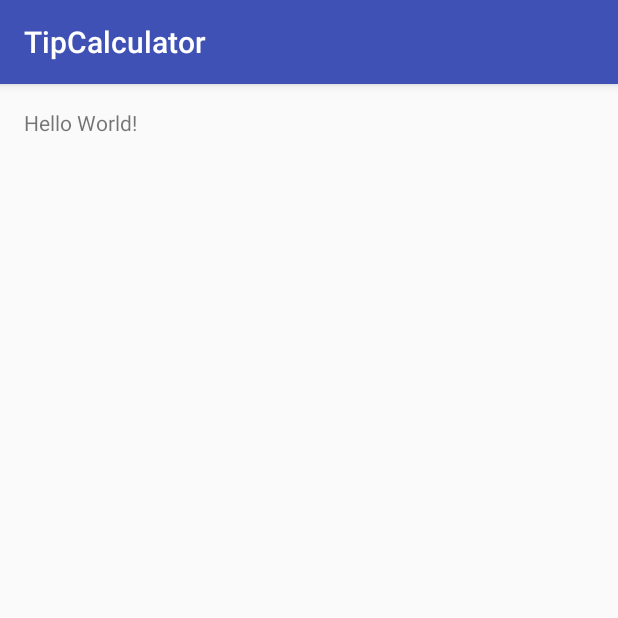
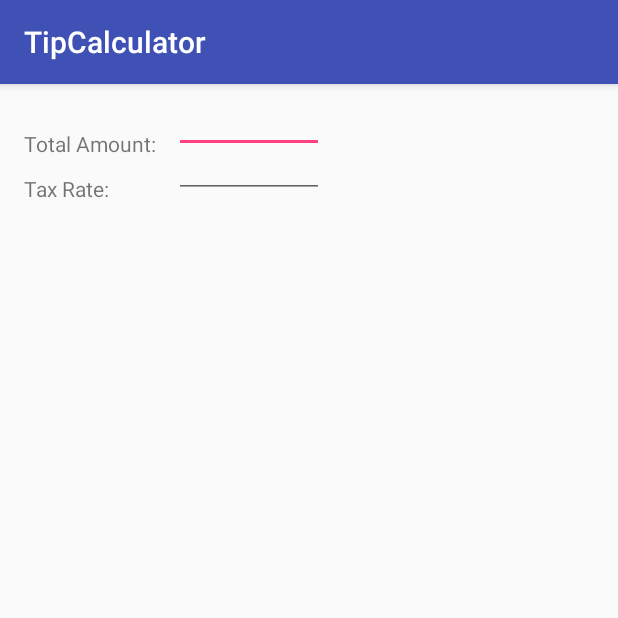
Before and after one commit to dodders/TipCalculator, an Android app: the screen it shows after launch (MainActivity), on a phone screen of 412 x 824 dp, the top half of it. Run offline under Robolectric (Android 15) with nearby library versions, the phone set to English and light mode, and no system bars.

Commit message:
start of UI

```diff
--- a/app/src/main/res/layout/activity_main.xml
+++ b/app/src/main/res/layout/activity_main.xml
@@ -1,11 +1,34 @@
 <?xml version="1.0" encoding="utf-8"?>
-<RelativeLayout xmlns:android="http://schemas.android.com/apk/res/android"
+<LinearLayout xmlns:android="http://schemas.android.com/apk/res/android"
     xmlns:tools="http://schemas.android.com/tools" android:layout_width="match_parent"
     android:layout_height="match_parent" android:paddingLeft="@dimen/activity_horizontal_margin"
     android:paddingRight="@dimen/activity_horizontal_margin"
     android:paddingTop="@dimen/activity_vertical_margin"
-    android:paddingBottom="@dimen/activity_vertical_margin" tools:context=".MainActivity">
+    android:paddingBottom="@dimen/activity_vertical_margin" tools:context=".MainActivity"
+    android:orientation="vertical">
 
-    <TextView android:text="Hello World!" android:layout_width="wrap_content"
-        android:layout_height="wrap_content" />
-</RelativeLayout>
+    <LinearLayout
+        android:layout_width="match_parent" android:layout_height="30dp" android:orientation="horizontal">
+        <TextView android:text="@string/totalamt"
+            android:layout_width="100dp"
+            android:layout_height="wrap_content" />
+        <EditText
+            android:layout_width="100dp"
+            android:layout_height="wrap_content"
+            android:inputType="numberDecimal"/>
+    </LinearLayout>
+
+    <LinearLayout
+        android:layout_width="match_parent" android:layout_height="30dp" android:orientation="horizontal">
+        <TextView android:text="@string/taxrate"
+            android:layout_width="100dp"
+            android:layout_height="wrap_content" />
+        <EditText
+            android:layout_width="100dp"
+            android:layout_height="wrap_content"
+            android:inputType="numberDecimal"/>
+    </LinearLayout>
+
+
+
+</LinearLayout>
--- a/app/src/main/res/values/strings.xml
+++ b/app/src/main/res/values/strings.xml
@@ -1,3 +1,5 @@
 <resources>
     <string name="app_name">TipCalculator</string>
+    <string name="totalamt">Total Amount:</string>
+    <string name="taxrate">Tax Rate:</string>
 </resources>
```
